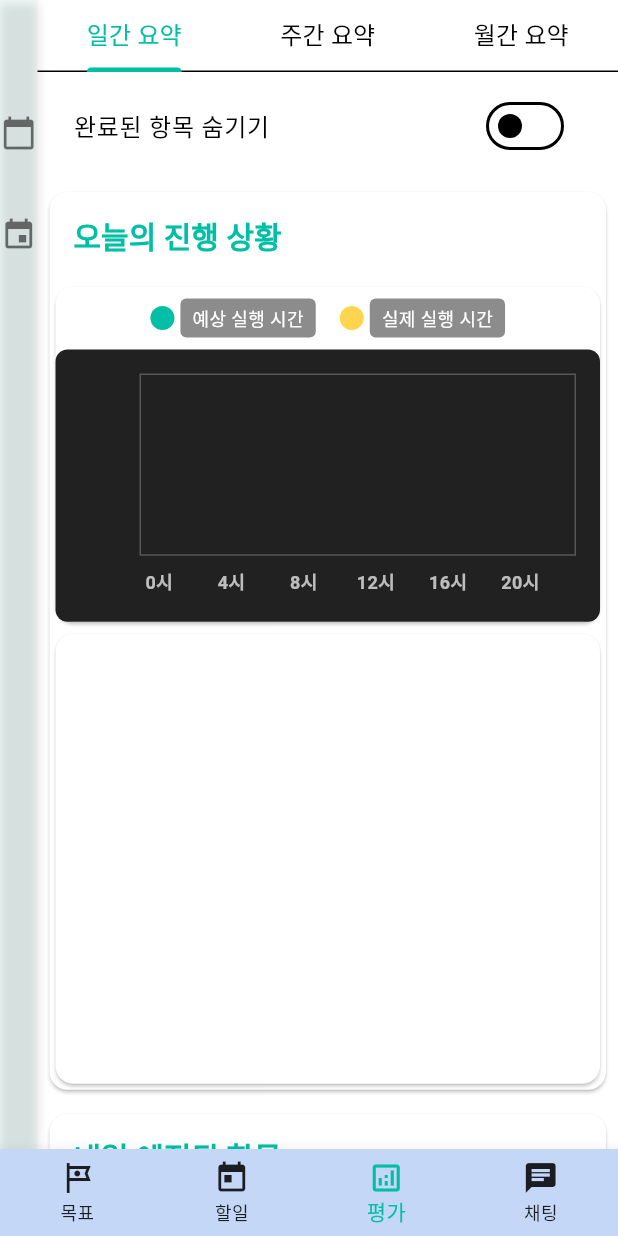
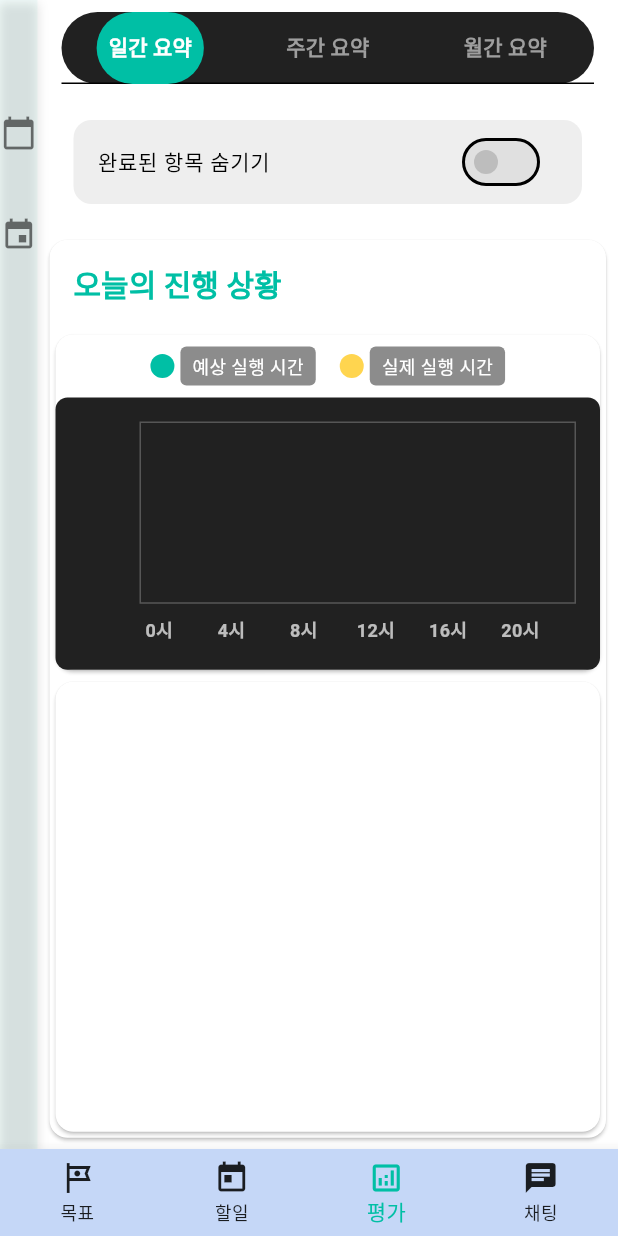
Before and after one commit to shsong02/TimeTrek, a Flutter app: the screen it shows once a user with an empty profile is signed in, item 3 of the bottom bar chosen, on a phone screen of 412 x 824 dp. Run offline on Flutter 3.47's test engine with Material 3 defaults, Android fonts, the light colour scheme and no system bars; drawn by our look-alikes of fl_chart; our stand-ins replace auto_size_text, cached_network_image, cloud_firestore, file_picker, firebase_auth, firebase_core and 14 more; missing offline and left inert: flutter_portal, markdown_widget, multi_trigger_autocomplete; accounts and stored records are empty.

Commit message:
평가 페이지 스타일링 수정

```diff
--- a/lib/pages/evaluation/goal_evaluation.dart
+++ b/lib/pages/evaluation/goal_evaluation.dart
@@ -123,12 +123,44 @@ class _GoalEvaluationState extends State<GoalEvaluation> {
       length: 3,
       child: Column(
         children: [
-          const TabBar(
-            tabs: [
-              Tab(text: '일간 요약'),
-              Tab(text: '주간 요약'),
-              Tab(text: '월간 요약'),
-            ],
+          Container(
+            margin: const EdgeInsets.symmetric(horizontal: 16, vertical: 8),
+            decoration: BoxDecoration(
+              color: Colors.grey[900],
+              borderRadius: BorderRadius.circular(25),
+            ),
+            child: TabBar(
+              indicator: BoxDecoration(
+                color: TimeTrekTheme.vitaflowBrandColor,
+                borderRadius: BorderRadius.circular(25),
+              ),
+              labelColor: Colors.white,
+              unselectedLabelColor: Colors.grey,
+              labelStyle: const TextStyle(
+                fontWeight: FontWeight.bold,
+                fontSize: 14,
+              ),
+              tabs: const [
+                Tab(
+                  child: Padding(
+                    padding: EdgeInsets.symmetric(horizontal: 8),
+                    child: Text('일간 요약'),
+                  ),
+                ),
+                Tab(
+                  child: Padding(
+                    padding: EdgeInsets.symmetric(horizontal: 8),
+                    child: Text('주간 요약'),
+                  ),
+                ),
+                Tab(
+                  child: Padding(
+                    padding: EdgeInsets.symmetric(horizontal: 8),
+                    child: Text('월간 요약'),
+                  ),
+                ),
+              ],
+            ),
           ),
           Expanded(
             child: TabBarView(
@@ -190,8 +222,27 @@ class _InsightDailySummaryWidgetState extends State<InsightDailySummaryWidget> {
                   spacing: 8.0,
                   children: allTags.map((tag) {
                     return FilterChip(
-                      label: Text(tag),
+                      label: Text(
+                        tag,
+                        style: TextStyle(
+                          color: selectedTags.contains(tag) ? Colors.white : Colors.grey[800],
+                          fontSize: 12,
+                          fontWeight: FontWeight.w500,
+                        ),
+                      ),
                       selected: selectedTags.contains(tag),
+                      selectedColor: TimeTrekTheme.vitaflowBrandColor,
+                      backgroundColor: Colors.grey[200],
+                      checkmarkColor: Colors.white,
+                      padding: const EdgeInsets.symmetric(horizontal: 8, vertical: 4),
+                      shape: RoundedRectangleBorder(
+                        borderRadius: BorderRadius.circular(20),
+                        side: BorderSide(
+                          color: selectedTags.contains(tag)
+                              ? TimeTrekTheme.vitaflowBrandColor
+                              : Colors.transparent,
+                        ),
+                      ),
                       onSelected: (selected) {
                         setState(() {
                           if (selected) {
@@ -205,14 +256,31 @@ class _InsightDailySummaryWidgetState extends State<InsightDailySummaryWidget> {
                   }).toList(),
                 ),
                 // Completed 상태 토글
-                SwitchListTile(
-                  title: const Text('완료된 항목 숨기기'),
+                Container(
+                  margin: const EdgeInsets.symmetric(horizontal: 16, vertical: 8),
+                  decoration: BoxDecoration(
+                    color: Colors.grey[200],
+                    borderRadius: BorderRadius.circular(12),
+                  ),
+                  child: SwitchListTile(
+                    title: const Text(
+                      '완료된 항목 숨기기',
+                      style: TextStyle(
+                        fontSize: 14,
+                        fontWeight: FontWeight.w500,
+                      ),
+                    ),
                     value: hideCompleted,
+                    activeColor: TimeTrekTheme.vitaflowBrandColor,
+                    activeTrackColor: TimeTrekTheme.vitaflowBrandColor.withOpacity(0.4),
+                    inactiveThumbColor: Colors.grey[400],
+                    inactiveTrackColor: Colors.grey[300],
                     onChanged: (value) {
                       setState(() {
                         hideCompleted = value;
                       });
                     },
+                  ),
                 ),
               ],
             ),
@@ -363,11 +431,15 @@ class _InsightWeeklySummaryWidgetState extends State<InsightWeeklySummaryWidget>
   @override
   void initState() {
     super.initState();
-    // 현재 달의 모든 주차 계산
     weekRanges = _calculateMonthWeeks();
-    // 현재 주차 인덱스 찾기
     initialPage = _findCurrentWeekIndex();
     _pageController = PageController(initialPage: initialPage);
+  }
+
+  @override
+  void dispose() {
+    _pageController.dispose();
+    super.dispose();
   }
 
   List<WeekRange> _calculateMonthWeeks() {
@@ -379,13 +451,8 @@ class _InsightWeeklySummaryWidgetState extends State<InsightWeeklySummaryWidget>
     DateTime weekStart = firstDayOfMonth;
 
     while (weekStart.isBefore(lastDayOfMonth)) {
-      // 월요일부터 시작하는 주의 시작일 계산
-      final daysToMonday = (weekStart.weekday - 1) % 7;
-      weekStart = weekStart.subtract(Duration(days: daysToMonday));
-
       final weekEnd = weekStart.add(const Duration(days: 6, hours: 23, minutes: 59, seconds: 59));
       weeks.add(WeekRange(weekStart, weekEnd));
-
       weekStart = weekStart.add(const Duration(days: 7));
     }
 
@@ -394,8 +461,12 @@ class _InsightWeeklySummaryWidgetState extends State<InsightWeeklySummaryWidget>
 
   int _findCurrentWeekIndex() {
     final now = DateTime.now();
-    return weekRanges.indexWhere((week) =>
-        now.isAfter(week.start) && now.isBefore(week.end));
+    for (int i = 0; i < weekRanges.length; i++) {
+      if (now.isAfter(weekRanges[i].start) && now.isBefore(weekRanges[i].end)) {
+        return i;
+      }
+    }
+    return 0;
   }
 
   @override
@@ -418,6 +489,9 @@ class _InsightWeeklySummaryWidgetState extends State<InsightWeeklySummaryWidget>
           child: PageView.builder(
             controller: _pageController,
             itemCount: weekRanges.length,
+            onPageChanged: (index) {
+              setState(() {});
+            },
             itemBuilder: (context, index) {
               final week = weekRanges[index];
               final isCurrentWeek = index == initialPage;
@@ -612,8 +686,27 @@ class _InsightMonthlySummaryWidgetState extends State<InsightMonthlySummaryWidge
                   spacing: 8.0,
                   children: allTags.map((tag) {
                     return FilterChip(
-                      label: Text(tag),
+                      label: Text(
+                        tag,
+                        style: TextStyle(
+                          color: selectedTags.contains(tag) ? Colors.white : Colors.grey[800],
+                          fontSize: 12,
+                          fontWeight: FontWeight.w500,
+                        ),
+                      ),
                       selected: selectedTags.contains(tag),
+                      selectedColor: TimeTrekTheme.vitaflowBrandColor,
+                      backgroundColor: Colors.grey[200],
+                      checkmarkColor: Colors.white,
+                      padding: const EdgeInsets.symmetric(horizontal: 8, vertical: 4),
+                      shape: RoundedRectangleBorder(
+                        borderRadius: BorderRadius.circular(20),
+                        side: BorderSide(
+                          color: selectedTags.contains(tag)
+                              ? TimeTrekTheme.vitaflowBrandColor
+                              : Colors.transparent,
+                        ),
+                      ),
                       onSelected: (selected) {
                         setState(() {
                           if (selected) {
@@ -627,14 +720,31 @@ class _InsightMonthlySummaryWidgetState extends State<InsightMonthlySummaryWidge
                   }).toList(),
                 ),
                 // Completed 상태 토글
-                SwitchListTile(
-                  title: const Text('완료된 항목 숨기기'),
+                Container(
+                  margin: const EdgeInsets.symmetric(horizontal: 16, vertical: 8),
+                  decoration: BoxDecoration(
+                    color: Colors.grey[200],
+                    borderRadius: BorderRadius.circular(12),
+                  ),
+                  child: SwitchListTile(
+                    title: const Text(
+                      '완료된 항목 숨기기',
+                      style: TextStyle(
+                        fontSize: 14,
+                        fontWeight: FontWeight.w500,
+                      ),
+                    ),
                     value: hideCompleted,
+                    activeColor: TimeTrekTheme.vitaflowBrandColor,
+                    activeTrackColor: TimeTrekTheme.vitaflowBrandColor.withOpacity(0.4),
+                    inactiveThumbColor: Colors.grey[400],
+                    inactiveTrackColor: Colors.grey[300],
                     onChanged: (value) {
                       setState(() {
                         hideCompleted = value;
                       });
                     },
+                  ),
                 ),
               ],
             ),
@@ -909,7 +1019,7 @@ class ProgressBarChart extends StatelessWidget {
                                 ),
                               ),
                             );
-                          } else {
+                          } else if (totalDuration.inDays <= 7) {
                             final date = startTime.add(Duration(days: value.toInt()));
                             return Padding(
                               padding: const EdgeInsets.only(top: 8.0),
@@ -922,7 +1032,23 @@ class ProgressBarChart extends StatelessWidget {
                                 ),
                               ),
                             );
-                          }
+                          } else {
+                            final date = startTime.add(Duration(days: value.toInt() * 2));
+                            if (date.day % 5 == 0) {
+                              return Padding(
+                                padding: const EdgeInsets.only(top: 8.0),
+                                child: Text(
+                                  '${date.day}일',
+                                  style: const TextStyle(
+                                    color: Colors.white70,
+                                    fontSize: 12,
+                                    fontWeight: FontWeight.bold,
+                                  ),
+                                ),
+                              );
+                            }
+                          }
+                          return const SizedBox.shrink();
                         },
                       ),
                     ),
```
Lines whose indentation alone changed are shown as unchanged.
